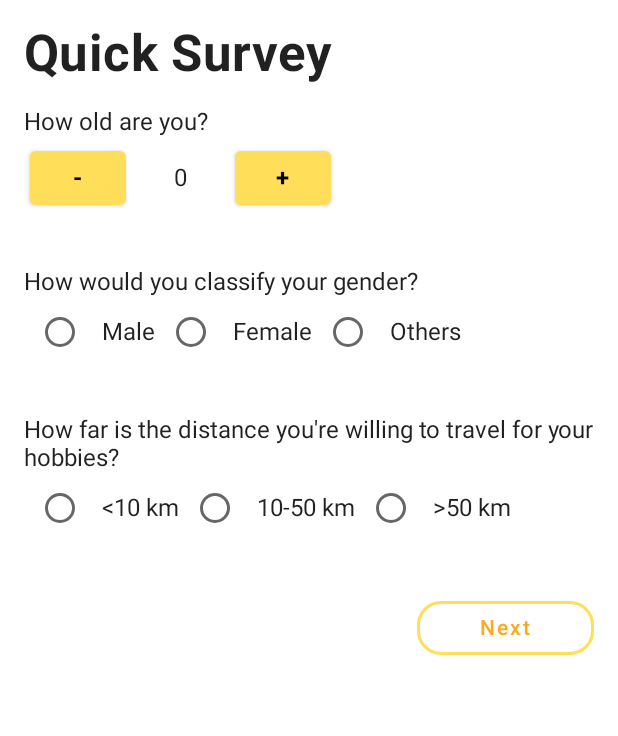
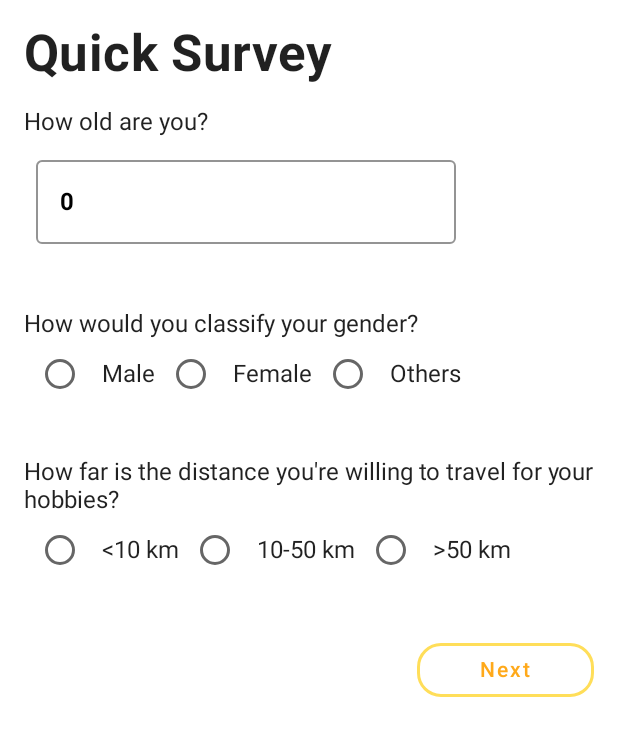
Before and after one commit to dimasthoriq/C23-PS137, an Android app built with Jetpack Compose: the QuickSurveyBioScreen screen opened through its navigation route, on a phone screen of 412 x 824 dp. Shown: the top 736 px of the screen. Run offline under Robolectric (Android 15) with nearby library versions, the phone set to English and light mode, and no system bars.

Commit message:
update some styling

```diff
--- a/app/build.gradle
+++ b/app/build.gradle
@@ -83,6 +83,8 @@ dependencies {
     implementation "com.squareup.okhttp3:logging-interceptor:4.10.0"
     implementation 'com.squareup.retrofit2:converter-gson:2.9.0'
 
+    implementation 'org.jetbrains.kotlinx:kotlinx-coroutines-android:1.6.4'
+
 
 
 }
--- a/app/src/main/java/com/dicoding/mdminsatuapp/MinSatuApp.kt
+++ b/app/src/main/java/com/dicoding/mdminsatuapp/MinSatuApp.kt
@@ -4,6 +4,7 @@ import androidx.compose.foundation.layout.Arrangement
 import androidx.compose.foundation.layout.Column
 import androidx.compose.foundation.layout.fillMaxWidth
 import androidx.compose.runtime.Composable
+import androidx.compose.runtime.rememberCoroutineScope
 import androidx.compose.ui.Alignment
 import androidx.compose.ui.Modifier
 import androidx.compose.ui.platform.LocalContext
@@ -29,6 +30,8 @@ import com.dicoding.mdminsatuapp.ui.screen.search.SearchScreen
 fun MinSatuApp() {
     val navController = rememberNavController()
     val locationViewModel = LocationViewModel()
+    val coroutineScope = rememberCoroutineScope()
+
     NavHost(
         navController = navController,
         startDestination = "splash_screen"
@@ -76,7 +79,7 @@ fun MinSatuApp() {
             BucketListScreen(navController = navController)
         }
         composable("maps") {
-            GoogleMapView(locationViewModel = locationViewModel, context = LocalContext.current)
+            GoogleMapView(locationViewModel = locationViewModel, context = LocalContext.current, scope = coroutineScope)
 
 
 
--- a/app/src/main/java/com/dicoding/mdminsatuapp/ui/components/Counter.kt
+++ b/app/src/main/java/com/dicoding/mdminsatuapp/ui/components/Counter.kt
@@ -1,62 +1,76 @@
 package com.dicoding.mdminsatuapp.ui.components
 
-import androidx.compose.foundation.layout.Row
+import androidx.compose.foundation.layout.Column
 import androidx.compose.foundation.layout.padding
-import androidx.compose.material.Button
-import androidx.compose.material.ButtonDefaults
+import androidx.compose.foundation.text.KeyboardOptions
+import androidx.compose.material.OutlinedTextField
 import androidx.compose.material.Text
+import androidx.compose.material.TextFieldDefaults
 import androidx.compose.runtime.Composable
-import androidx.compose.ui.Alignment
+import androidx.compose.runtime.mutableStateOf
+import androidx.compose.runtime.remember
 import androidx.compose.ui.Modifier
+import androidx.compose.ui.focus.FocusRequester
+import androidx.compose.ui.focus.focusRequester
 import androidx.compose.ui.graphics.Color
+import androidx.compose.ui.text.TextStyle
 import androidx.compose.ui.text.font.FontWeight
+import androidx.compose.ui.text.input.ImeAction
+import androidx.compose.ui.text.input.KeyboardType
+import androidx.compose.ui.text.input.TextFieldValue
 import androidx.compose.ui.tooling.preview.Preview
 import androidx.compose.ui.unit.dp
 import androidx.compose.ui.unit.sp
 
 @Composable
-fun CounterButton(age: Int, onAgeChange: (Int) -> Unit) {
-    val buttonColor = Color(0xFFFFDE59)
+fun CounterTextField(age: Int, onAgeChange: (Int) -> Unit) {
     val textColor = Color(0xFF000000)
+    val focusRequester = remember { FocusRequester() }
 
-    Row(
-        verticalAlignment = Alignment.CenterVertically
-    ) {
-        Button(
-            onClick = { if (age > 0) onAgeChange(age - 1) },
-            colors = ButtonDefaults.buttonColors(backgroundColor = buttonColor),
-            modifier = Modifier.padding(4.dp)
-        ) {
-            Text(
-                "-",
+    val textFieldValue = remember { mutableStateOf(TextFieldValue(text = age.toString())) }
+
+    Column(modifier = Modifier.padding(8.dp)) {
+        OutlinedTextField(
+            value = textFieldValue.value,
+            onValueChange = { value ->
+                textFieldValue.value = value.copy(text = value.text.filter { it.isDigit() })
+                val newAge = value.text.toIntOrNull() ?: 0
+                onAgeChange(newAge)
+            },
+            modifier = Modifier
+                .focusRequester(focusRequester)
+                .padding(top = 8.dp, bottom = 4.dp),
+            colors = TextFieldDefaults.textFieldColors(
+                backgroundColor = Color.Transparent
+            ),
+            textStyle = TextStyle(
                 fontWeight = FontWeight.Bold,
                 color = textColor,
                 fontSize = 16.sp
+            ),
+            singleLine = true,
+            keyboardOptions = KeyboardOptions(
+                keyboardType = KeyboardType.Number,
+                imeAction = ImeAction.Done
             )
-        }
-
-        Text(
-            text = age.toString(), modifier = Modifier.padding(horizontal = 28.dp))
-
-        Button(
-            onClick = { onAgeChange(age + 1) },
-            colors = ButtonDefaults.buttonColors(backgroundColor = buttonColor),
-            modifier = Modifier.padding(4.dp)
-
-        ) {
-            Text(
-                "+",
-                fontWeight = FontWeight.Bold,
-                color = textColor,
-                fontSize = 16.sp
-            )
-
-        }
+        )
     }
 }
 
 @Preview(showBackground = true)
 @Composable
-fun CounterButtonPreview() {
-    CounterButton(0, onAgeChange = {})
+fun CounterTextFieldPreview() {
+    Column(modifier = Modifier.padding(16.dp)) {
+        val ageState = remember { mutableStateOf(0) }
+        CounterTextField(age = ageState.value) { newAge ->
+            ageState.value = newAge
+        }
+        Text(
+            text = "Age: ${ageState.value}",
+            fontWeight = FontWeight.Bold,
+            fontSize = 20.sp,
+            color = Color.Black,
+            modifier = Modifier.padding(top = 16.dp)
+        )
+    }
 }
--- a/app/src/main/java/com/dicoding/mdminsatuapp/ui/components/CustomDialog.kt
+++ b/app/src/main/java/com/dicoding/mdminsatuapp/ui/components/CustomDialog.kt
@@ -132,6 +132,8 @@ fun CustomErrorDialog(
     }
 }
 
+
+
 @Preview(showBackground = true)
 @Composable
 fun DialogPreview() {
--- a/app/src/main/java/com/dicoding/mdminsatuapp/ui/screen/quicksurvey/QuickSurveyBioScreen.kt
+++ b/app/src/main/java/com/dicoding/mdminsatuapp/ui/screen/quicksurvey/QuickSurveyBioScreen.kt
@@ -11,7 +11,7 @@ import androidx.compose.ui.text.font.FontWeight
 import androidx.compose.ui.tooling.preview.Preview
 import androidx.compose.ui.unit.dp
 import androidx.navigation.NavController
-import com.dicoding.mdminsatuapp.ui.components.CounterButton
+import com.dicoding.mdminsatuapp.ui.components.CounterTextField
 import com.dicoding.mdminsatuapp.ui.components.CustomOutlinedButton
 import com.dicoding.mdminsatuapp.ui.components.DistanceSelection
 import com.dicoding.mdminsatuapp.ui.components.GenderSelection
@@ -32,14 +32,10 @@ fun QuickSurveyBioScreen(
         isNextButtonEnabled = age > 0 && gender.isNotEmpty() && distance.isNotEmpty()
     }
 
-    fun showSnackbar(message: String) {
+    fun showErrorMessage(message: String) {
         coroutineScope.launch {
             scaffoldState.snackbarHostState.showSnackbar(message)
         }
-    }
-
-    fun showErrorMessage(message: String) {
-        showSnackbar(message)
     }
 
     Column(modifier = Modifier.fillMaxSize().padding(16.dp)) {
@@ -52,7 +48,7 @@ fun QuickSurveyBioScreen(
         Spacer(modifier = Modifier.height(16.dp))
 
         Text(text = "How old are you?")
-        CounterButton(age) { newAge ->
+        CounterTextField(age) { newAge ->
             age = newAge
             collectInputs()
         }
@@ -91,6 +87,7 @@ fun QuickSurveyBioScreen(
                 enabled = isNextButtonEnabled
             )
         }
+    }
 
     SnackbarHost(
         hostState = scaffoldState.snackbarHostState,
@@ -114,8 +111,6 @@ fun QuickSurveyBioScreen(
         }
     }
 }
-}
-
 
 @Preview(showBackground = true)
 @Composable
```
Also changed, not shown: app/src/main/java/com/dicoding/mdminsatuapp/maps/MapsActivity.kt (+18 -11 lines), app/src/main/java/com/dicoding/mdminsatuapp/ui/components/Button.kt (+7 -7 lines), app/src/main/java/com/dicoding/mdminsatuapp/ui/components/Chips.kt (+27 -13 lines), app/src/main/java/com/dicoding/mdminsatuapp/ui/screen/detail/DetailScreen.kt (added, +15 -0 lines), app/src/main/java/com/dicoding/mdminsatuapp/ui/screen/profile/ProfileScreen.kt (+18 -6 lines), app/src/main/java/com/dicoding/mdminsatuapp/ui/screen/quicksurvey/QuickSurveyInterestScreen.kt (+7 -6 lines), app/src/main/java/com/dicoding/mdminsatuapp/util/Utils.kt (added, +32 -0 lines), app/src/main/res/drawable/ic_bucket_outline.png (added), app/src/main/res/drawable/ic_female.png (added), app/src/main/res/drawable/ic_male.png (added). Lines whose indentation alone changed are shown as unchanged.
